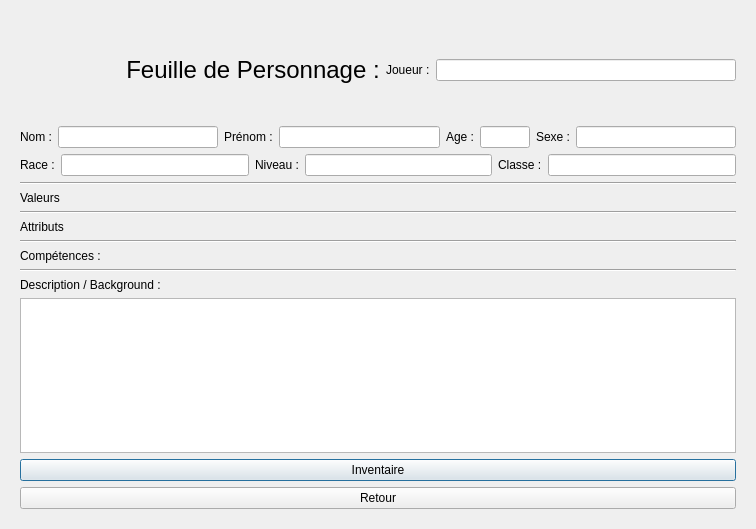
helarion/Application-JDR, file fenetre/formNouveauPersonnage.ui: the form before one commit.
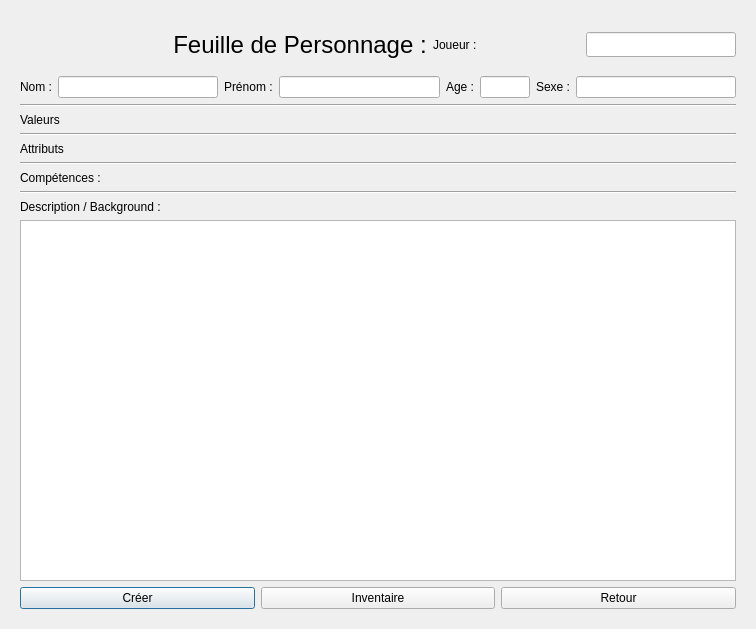
The form after the commit. The open tabs and pages were chosen to show the change. Icons and pictures are not drawn.

Patch:
```diff
--- a/fenetre/formNouveauPersonnage.ui
+++ b/fenetre/formNouveauPersonnage.ui
@@ -7,7 +7,7 @@
     <x>0</x>
     <y>0</y>
     <width>756</width>
-    <height>529</height>
+    <height>629</height>
    </rect>
   </property>
   <property name="windowTitle">
@@ -31,14 +31,14 @@
           <widget class="QLabel" name="ImagePerosnnageLabel_3">
            <property name="minimumSize">
             <size>
-             <width>100</width>
-             <height>100</height>
+             <width>50</width>
+             <height>50</height>
             </size>
            </property>
            <property name="maximumSize">
             <size>
              <width>300</width>
-             <height>300</height>
+             <height>200</height>
             </size>
            </property>
            <property name="text">
@@ -69,7 +69,20 @@
           </widget>
          </item>
          <item>
-          <widget class="QLineEdit" name="joueurEdit"/>
+          <widget class="QLineEdit" name="joueurEdit">
+           <property name="minimumSize">
+            <size>
+             <width>50</width>
+             <height>15</height>
+            </size>
+           </property>
+           <property name="maximumSize">
+            <size>
+             <width>150</width>
+             <height>25</height>
+            </size>
+           </property>
+          </widget>
          </item>
         </layout>
        </item>
@@ -132,36 +145,6 @@
          <property name="topMargin">
           <number>0</number>
          </property>
-         <item>
-          <widget class="QLabel" name="label_73">
-           <property name="text">
-            <string>Race :</string>
-           </property>
-          </widget>
-         </item>
-         <item>
-          <widget class="QLineEdit" name="RaceEdit_3"/>
-         </item>
-         <item>
-          <widget class="QLabel" name="label_74">
-           <property name="text">
-            <string>Niveau :</string>
-           </property>
-          </widget>
-         </item>
-         <item>
-          <widget class="QLineEdit" name="NiveauEdit_3"/>
-         </item>
-         <item>
-          <widget class="QLabel" name="label_75">
-           <property name="text">
-            <string>Classe :</string>
-           </property>
-          </widget>
-         </item>
-         <item>
-          <widget class="QLineEdit" name="ClasseEdit_3"/>
-         </item>
         </layout>
        </item>
        <item>
@@ -237,7 +220,17 @@
          <item>
           <widget class="QTextEdit" name="descirptionEdit"/>
          </item>
-        </layout>
+         <item>
+          <layout class="QHBoxLayout" name="horizontalLayout_2">
+           <property name="topMargin">
+            <number>0</number>
+           </property>
+           <item>
+            <widget class="QPushButton" name="ajouterButton">
+             <property name="text">
+              <string>Créer</string>
+             </property>
+            </widget>
        </item>
        <item>
         <widget class="QPushButton" name="InventaireButton">
@@ -252,6 +245,10 @@
           <string>Retour</string>
          </property>
         </widget>
+           </item>
+          </layout>
+         </item>
+        </layout>
        </item>
       </layout>
      </widget>
```
Left out of the diff: 10 changed lines with no effect on the pictures. Lines whose indentation alone changed are shown as unchanged.
